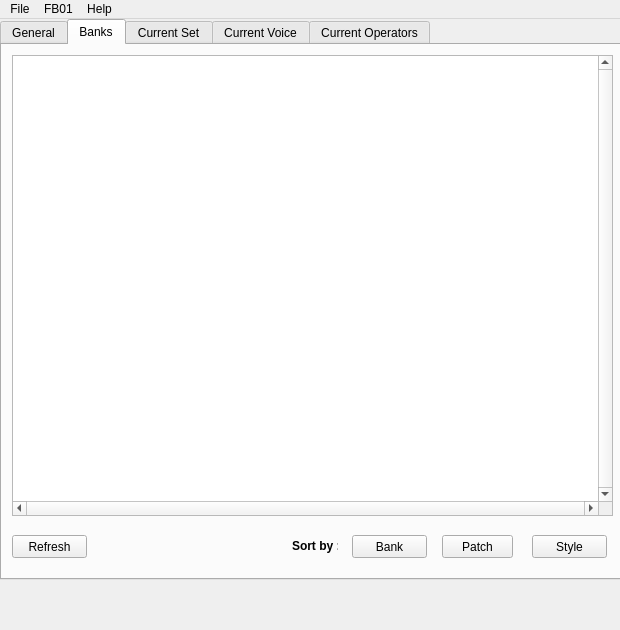
LasDesu/fb01editor, file mainwindow.ui: the form before one commit.
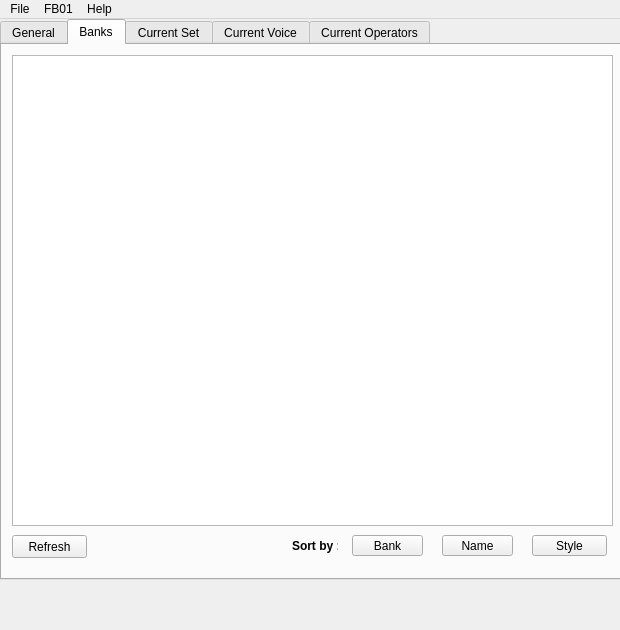
The form after the commit. Icons and pictures are not drawn. Custom widgets are drawn as their Qt base class.

Commit message: 30/11/09 : First handling of the banks

What changed in the file:
```diff
--- a/mainwindow.ui
+++ b/mainwindow.ui
@@ -423,25 +423,6 @@
      <attribute name="title">
       <string>Banks</string>
      </attribute>
-     <widget class="QTableView" name="tabView_bank">
-      <property name="geometry">
-       <rect>
-        <x>10</x>
-        <y>10</y>
-        <width>601</width>
-        <height>461</height>
-       </rect>
-      </property>
-      <property name="verticalScrollBarPolicy">
-       <enum>Qt::ScrollBarAlwaysOn</enum>
-      </property>
-      <property name="horizontalScrollBarPolicy">
-       <enum>Qt::ScrollBarAlwaysOn</enum>
-      </property>
-      <property name="selectionMode">
-       <enum>QAbstractItemView::SingleSelection</enum>
-      </property>
-     </widget>
      <widget class="QPushButton" name="pshBut_refresh_bank">
       <property name="geometry">
        <rect>
@@ -460,8 +441,8 @@
        <rect>
         <x>350</x>
         <y>490</y>
-        <width>75</width>
-        <height>23</height>
+        <width>71</width>
+        <height>21</height>
        </rect>
       </property>
       <property name="text">
@@ -496,11 +477,11 @@
         <x>440</x>
         <y>490</y>
         <width>71</width>
-        <height>23</height>
+        <height>21</height>
        </rect>
       </property>
       <property name="text">
-       <string>Patch</string>
+       <string>Name</string>
       </property>
       <property name="checkable">
        <bool>true</bool>
@@ -512,7 +493,7 @@
         <x>530</x>
         <y>490</y>
         <width>75</width>
-        <height>23</height>
+        <height>21</height>
        </rect>
       </property>
       <property name="text">
@@ -522,6 +503,16 @@
        <bool>true</bool>
       </property>
      </widget>
+     <widget class="QTableWidget" name="table_bank">
+      <property name="geometry">
+       <rect>
+        <x>10</x>
+        <y>10</y>
+        <width>601</width>
+        <height>471</height>
+       </rect>
+      </property>
+     </widget>
     </widget>
     <widget class="QWidget" name="tab_set">
      <attribute name="title">
```
Left out of the diff: 14 changed lines with no effect on the pictures. The commit also changes 7 other files.
